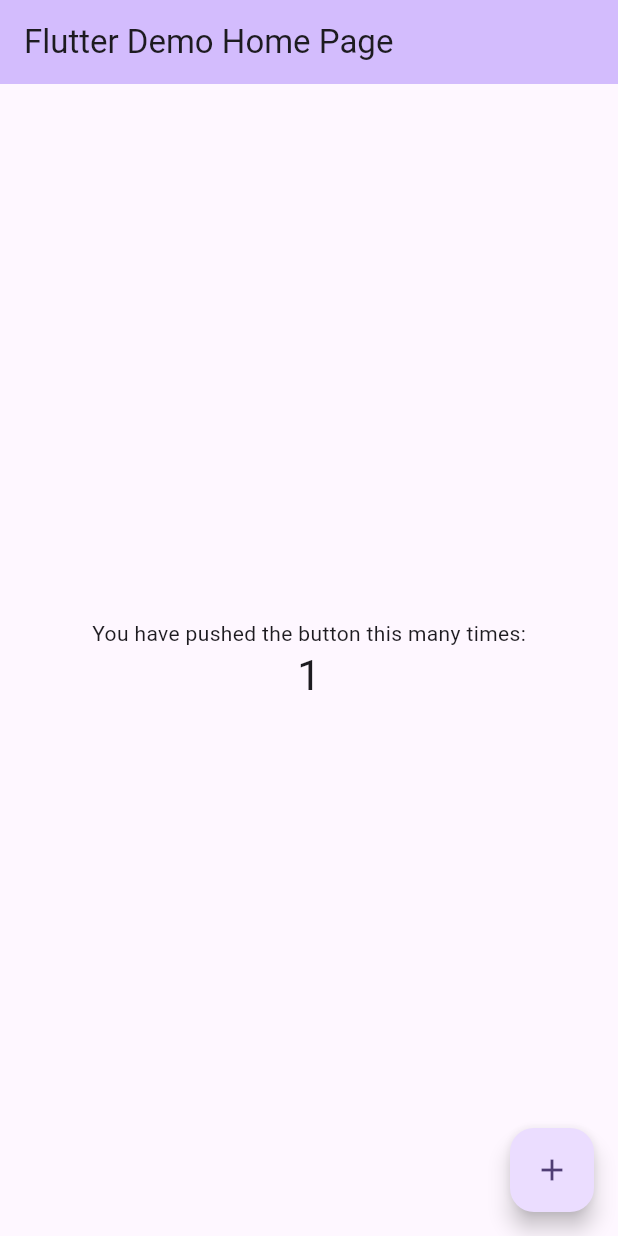
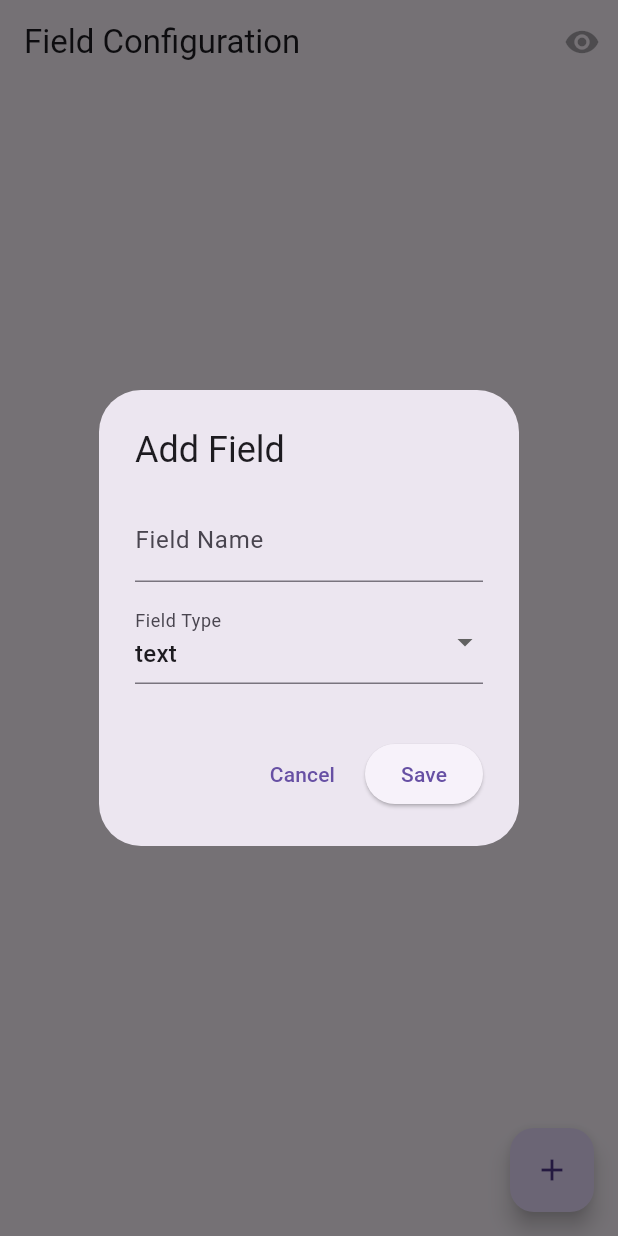
Before and after one commit to HazemHamdy7/Dynamic-Form, a Flutter app: the screen it shows after launch, after a tap on the "add" icon, on a phone screen of 412 x 824 dp. Run offline on Flutter 3.47's test engine with Material 3 defaults, Android fonts, the phone set to English and light mode, and no system bars; our stand-ins replace flutter_bloc.

Commit message:
Refactor form builder and implement dynamic form with field configuration

```diff
--- a/lib/cubit/form_builder_state.dart
+++ /dev/null
@@ -1,15 +0,0 @@
-import 'package:dynamic_form/model/field_model.dart';
-import 'package:equatable/equatable.dart';
-
-class FormBuilderState extends Equatable {
-  final List<FieldModel> fields;
-
-  const FormBuilderState({this.fields = const []});
-
-  FormBuilderState copyWith({List<FieldModel>? fields}) {
-    return FormBuilderState(fields: fields ?? this.fields);
-  }
-
-  @override
-  List<Object?> get props => [fields];
-}
--- /dev/null
+++ b/lib/data/model/factory_model.dart
@@ -0,0 +1,19 @@
+import 'package:dynamic_form/data/model/field_model.dart';
+
+class FieldFactory {
+  static FieldModel create(
+    FieldType type, {
+    String? id,
+    required String label,
+    List<String>? options,
+  }) {
+    switch (type) {
+      case FieldType.text:
+        return TextFieldModel(id: id, label: label);
+      case FieldType.dropdown:
+        return DropdownFieldModel(id: id, label: label, options: options!);
+      case FieldType.radio:
+        return RadioFieldModel(id: id, label: label, options: options!);
+    }
+  }
+}
--- /dev/null
+++ b/lib/data/model/field_model.dart
@@ -0,0 +1,48 @@
+import 'package:uuid/uuid.dart';
+
+enum FieldType { text, dropdown, radio }
+
+abstract class FieldModel {
+  final String id;
+  String label;
+  final FieldType type;
+
+  FieldModel({String? id, required this.label, required this.type})
+    : id = id ?? const Uuid().v4();
+
+  Map<String, dynamic> toMap();
+}
+
+class TextFieldModel extends FieldModel {
+  TextFieldModel({super.id, required super.label})
+    : super(type: FieldType.text);
+
+  @override
+  Map<String, dynamic> toMap() {
+    return {'id': id, 'label': label, 'type': 'text'};
+  }
+}
+
+class DropdownFieldModel extends FieldModel {
+  List<String> options;
+
+  DropdownFieldModel({super.id, required super.label, required this.options})
+    : super(type: FieldType.dropdown);
+
+  @override
+  Map<String, dynamic> toMap() {
+    return {'id': id, 'label': label, 'type': 'dropdown', 'options': options};
+  }
+}
+
+class RadioFieldModel extends FieldModel {
+  List<String> options;
+
+  RadioFieldModel({super.id, required super.label, required this.options})
+    : super(type: FieldType.radio);
+
+  @override
+  Map<String, dynamic> toMap() {
+    return {'id': id, 'label': label, 'type': 'radio', 'options': options};
+  }
+}
--- a/lib/main.dart
+++ b/lib/main.dart
@@ -1,4 +1,7 @@
+import 'package:dynamic_form/presentation/cubit/form_cubit.dart';
+import 'package:dynamic_form/presentation/screens/field_config_screen.dart';
 import 'package:flutter/material.dart';
+import 'package:flutter_bloc/flutter_bloc.dart';
 
 void main() {
   runApp(const MyApp());
@@ -7,110 +10,16 @@ void main() {
 class MyApp extends StatelessWidget {
   const MyApp({super.key});
 
-  // This widget is the root of your application.
   @override
   Widget build(BuildContext context) {
-    return MaterialApp(
-      title: 'Flutter Demo',
-      theme: ThemeData(
-        // This is the theme of your application.
-        //
-        // TRY THIS: Try running your application with "flutter run". You'll see
-        // the application has a purple toolbar. Then, without quitting the app,
-        // try changing the seedColor in the colorScheme below to Colors.green
-         // restart instead.
-        //
-        // This works for code too, not just values: Most code changes can be
-        // tested with just a hot reload.
-        colorScheme: ColorScheme.fromSeed(seedColor: Colors.deepPurple),
+    return BlocProvider(
+      create: (context) => FormCubit(),
+      child: MaterialApp(
+        title: 'Dynamic Form Builder',
+        theme: ThemeData(primarySwatch: Colors.deepPurple, useMaterial3: true),
+        debugShowCheckedModeBanner: false,
+        home: const FieldConfigScreen(),
       ),
-      home: const MyHomePage(title: 'Flutter Demo Home Page'),
     );
   }
 }
-
-class MyHomePage extends StatefulWidget {
-  const MyHomePage({super.key, required this.title});
-
-  // This widget is the home page of your application. It is stateful, meaning
-  // that it has a State object (defined below) that contains fields that affect
-  // how it looks.
-
-  // This class is the configuration for the state. It holds the values (in this
-  // case the title) provided by the parent (in this case the App widget) and
-  // used by the build method of the State. Fields in a Widget subclass are
-  // always marked "final".
-
-  final String title;
-
-  @override
-  State<MyHomePage> createState() => _MyHomePageState();
-}
-
-class _MyHomePageState extends State<MyHomePage> {
-  int _counter = 0;
-
-  void _incrementCounter() {
-    setState(() {
-      // This call to setState tells the Flutter framework that something has
-      // changed in this State, which causes it to rerun the build method below
-      // so that the display can reflect the updated values. If we changed
-      // _counter without calling setState(), then the build method would not be
-      // called again, and so nothing would appear to happen.
-      _counter++;
-    });
-  }
-
-  @override
-  Widget build(BuildContext context) {
-    // This method is rerun every time setState is called, for instance as done
-    // by the _incrementCounter method above.
-    //
-    // The Flutter framework has been optimized to make rerunning build methods
-    // fast, so that you can just rebuild anything that needs updating rather
-    // than having to individually change instances of widgets.
-    return Scaffold(
-      appBar: AppBar(
-        // TRY THIS: Try changing the color here to a specific color (to
-        // Colors.amber, perhaps?) and trigger a hot reload to see the AppBar
-        // change color while the other colors stay the same.
-        backgroundColor: Theme.of(context).colorScheme.inversePrimary,
-        // Here we take the value from the MyHomePage object that was created by
-        // the App.build method, and use it to set our appbar title.
-        title: Text(widget.title),
-      ),
-      body: Center(
-        // Center is a layout widget. It takes a single child and positions it
-        // in the middle of the parent.
-        child: Column(
-          // Column is also a layout widget. It takes a list of children and
-          // arranges them vertically. By default, it sizes itself to fit its
-          // children horizontally, and tries to be as tall as its parent.
-          //
-          // Column has various properties to control how it sizes itself and
-          // how it positions its children. Here we use mainAxisAlignment to
-          // center the children vertically; the main axis here is the vertical
-          // axis because Columns are vertical (the cross axis would be
-          // horizontal).
-          //
-          // TRY THIS: Invoke "debug painting" (choose the "Toggle Debug Paint"
-          // action in the IDE, or press "p" in the console), to see the
-          // wireframe for each widget.
-          mainAxisAlignment: MainAxisAlignment.center,
-          children: <Widget>[
-            const Text('You have pushed the button this many times:'),
-            Text(
-              '$_counter',
-              style: Theme.of(context).textTheme.headlineMedium,
-            ),
-          ],
-        ),
-      ),
-      floatingActionButton: FloatingActionButton(
-        onPressed: _incrementCounter,
-        tooltip: 'Increment',
-        child: const Icon(Icons.add),
-      ), // This trailing comma makes auto-formatting nicer for build methods.
-    );
-  }
-}
--- a/lib/model/field_model.dart
+++ /dev/null
@@ -1,36 +0,0 @@
-import 'package:equatable/equatable.dart';
-
-enum FieldType { text, dropdown }
-
-class FieldModel extends Equatable {
-  final String id;
-
-  final String name;
-
-  final FieldType type;
-
-  final List<String> options;
-
-  FieldModel({
-    required this.id,
-    required this.name,
-    required this.type,
-    List<String>? options,
-  }) : options = options ?? [];
-  FieldModel copyWith({
-    String? id,
-    String? name,
-    FieldType? type,
-    List<String>? options,
-  }) {
-    return FieldModel(
-      id: id ?? this.id,
-      name: name ?? this.name,
-      type: type ?? this.type,
-      options: options ?? this.options,
-    );
-  }
-
-  @override
-  List<Object?> get props => [id, name, type, options];
-}
--- /dev/null
+++ b/lib/presentation/cubit/form_cubit.dart
@@ -0,0 +1,41 @@
+import 'package:flutter_bloc/flutter_bloc.dart';
+import 'package:dynamic_form/data/model/field_model.dart';
+import 'package:dynamic_form/presentation/cubit/form_state.dart';
+
+class FormCubit extends Cubit<DynamicFormState> {
+  FormCubit() : super(DynamicFormState(fields: []));
+
+  void addField(FieldModel field) {
+    final fields = List<FieldModel>.from(state.fields)..add(field);
+    emit(state.copyWith(fields: fields));
+    // emit(state.copyWith(fields: [...state.fields, field]));
+  }
+
+  void removeField(String id) {
+    final fields = state.fields.where((element) => element.id != id).toList();
+    emit(state.copyWith(fields: fields));
+
+    // emit(
+    //   state.copyWith(
+    //     fields: state.fields.where((element) => element != field).toList()
+    //   ),
+    // );
+  }
+
+  void updateField(FieldModel updatedField) {
+    final fields = state.fields
+        .map((field) => field.id == updatedField.id ? updatedField : field)
+        .toList();
+
+    emit(state.copyWith(fields: fields));
+    // emit(
+    //   state.copyWith(
+    //     fields: state.fields.map((e) => e == updatedField ? updatedField : e).toList(),
+    //   ),
+    // );
+  }
+
+  void clearForm() {
+    emit(state.copyWith(fields: []));
+  }
+}
--- /dev/null
+++ b/lib/presentation/cubit/form_state.dart
@@ -0,0 +1,11 @@
+import 'package:dynamic_form/data/model/field_model.dart';
+
+class DynamicFormState {
+  final List<FieldModel> fields;
+
+  DynamicFormState({required this.fields});
+
+  DynamicFormState copyWith({List<FieldModel>? fields}) {
+    return DynamicFormState(fields: fields ?? this.fields);
+  }
+}
--- /dev/null
+++ b/lib/presentation/screens/add_field_dialog.dart
@@ -0,0 +1,142 @@
+import 'package:flutter/material.dart';
+import 'package:dynamic_form/data/model/field_model.dart';
+import 'package:dynamic_form/data/model/factory_model.dart';
+
+class AddFieldDialog extends StatefulWidget {
+  final FieldModel? editField;
+  const AddFieldDialog({super.key, this.editField});
+
+  @override
+  State<AddFieldDialog> createState() => _AddFieldDialogState();
+}
+
+class _AddFieldDialogState extends State<AddFieldDialog> {
+  late TextEditingController labelController;
+  FieldType selectedType = FieldType.text;
+
+  List<TextEditingController> optionControllers = [];
+
+  @override
+  void initState() {
+    super.initState();
+
+    labelController = TextEditingController(
+      text: widget.editField?.label ?? "",
+    );
+
+    if (widget.editField != null) {
+      selectedType = widget.editField!.type;
+
+      if (widget.editField is DropdownFieldModel) {
+        optionControllers = (widget.editField as DropdownFieldModel)
+            .options
+            .map((o) => TextEditingController(text: o))
+            .toList();
+      } else if (widget.editField is RadioFieldModel) {
+        optionControllers = (widget.editField as RadioFieldModel)
+            .options
+            .map((o) => TextEditingController(text: o))
+            .toList();
+      }
+    }
+  }
+
+  @override
+  Widget build(BuildContext context) {
+    return AlertDialog(
+      title: Text(widget.editField == null ? "Add Field" : "Edit Field"),
+
+      content: SingleChildScrollView(
+        child: Column(
+          mainAxisSize: MainAxisSize.min,
+          children: [
+            // field name
+            TextField(
+              controller: labelController,
+              decoration: const InputDecoration(
+                labelText: "Field Name",
+              ),
+            ),
+            const SizedBox(height: 12),
+
+            // field type
+            DropdownButtonFormField<FieldType>(
+              value: selectedType,
+              items: FieldType.values.map((t) {
+                return DropdownMenuItem(
+                  value: t,
+                  child: Text(t.toString().split(".").last),
+                );
+              }).toList(),
+              onChanged: (v) {
+                setState(() => selectedType = v!);
+              },
+              decoration: const InputDecoration(labelText: "Field Type"),
+            ),
+
+            const SizedBox(height: 12),
+
+            // options section
+            if (selectedType != FieldType.text)
+              Column(
+                children: [
+                  ...optionControllers.map(
+                    (controller) => Padding(
+                      padding: const EdgeInsets.only(bottom: 8),
+                      child: TextField(
+                        controller: controller,
+                        decoration: InputDecoration(
+                          labelText: "Option",
+                          suffixIcon: IconButton(
+                            icon: const Icon(Icons.close),
+                            onPressed: () {
+                              setState(() {
+                                optionControllers.remove(controller);
+                              });
+                            },
+                          ),
+                        ),
+                      ),
+                    ),
+                  ),
+
+                  TextButton(
+                    onPressed: () {
+                      setState(() {
+                        optionControllers.add(TextEditingController());
+                      });
+                    },
+                    child: const Text("Add Option"),
+                  )
+                ],
+              ),
+          ],
+        ),
+      ),
+
+      actions: [
+        TextButton(
+          child: const Text("Cancel"),
+          onPressed: () => Navigator.pop(context),
+        ),
+        ElevatedButton(
+          child: const Text("Save"),
+          onPressed: () {
+            final name = labelController.text.trim();
+            if (name.isEmpty) return;
+
+            final options = optionControllers
+                .map((c) => c.text.trim())
+                .where((o) => o.isNotEmpty)
+                .toList();
+
+            FieldModel field =
+                FieldFactory.create(selectedType, label: name, options: options);
+
+            Navigator.pop(context, field);
+          },
+        ),
+      ],
+    );
+  }
+}
--- /dev/null
+++ b/lib/presentation/screens/field_config_screen.dart
@@ -0,0 +1,60 @@
+import 'package:dynamic_form/presentation/widget/field_list_view.dart';
+import 'package:flutter/material.dart';
+import 'package:flutter_bloc/flutter_bloc.dart';
+
+import 'package:dynamic_form/presentation/cubit/form_cubit.dart';
+import 'package:dynamic_form/presentation/cubit/form_state.dart';
+
+import 'package:dynamic_form/data/model/field_model.dart';
+import 'package:dynamic_form/presentation/screens/add_field_dialog.dart';
+import 'dynamic_form_screen.dart';
+
+class FieldConfigScreen extends StatelessWidget {
+  const FieldConfigScreen({super.key});
+
+  @override
+  Widget build(BuildContext context) {
+    final cubit = context.read<FormCubit>();
+
+    return Scaffold(
+      appBar: AppBar(
+        title: const Text("Field Configuration"),
+        actions: [
+          BlocBuilder<FormCubit, DynamicFormState>(
+            builder: (context, state) {
+              return IconButton(
+                icon: const Icon(Icons.remove_red_eye),
+                onPressed: state.fields.isEmpty
+                    ? null
+                    : () {
+                        Navigator.push(
+                          context,
+                          MaterialPageRoute(
+                            builder: (_) => const DynamicFormScreen(),
+                          ),
+                        );
+                      },
+              );
+            },
+          ),
+        ],
+      ),
+
+      body: FieldListView(),
+
+      floatingActionButton: FloatingActionButton(
+        child: const Icon(Icons.add),
+        onPressed: () async {
+          final created = await showDialog<FieldModel?>(
+            context: context,
+            builder: (_) => const AddFieldDialog(),
+          );
+
+          if (created != null) {
+            cubit.addField(created);
+          }
+        },
+      ),
+    );
+  }
+}
--- /dev/null
+++ b/lib/presentation/widget/field_item_tile.dart
@@ -0,0 +1,21 @@
+import 'package:flutter/material.dart';
+import 'package:dynamic_form/data/model/field_model.dart';
+import 'field_actions.dart';
+
+class FieldItemTile extends StatelessWidget {
+  final FieldModel field;
+
+  const FieldItemTile({super.key, required this.field});
+
+  @override
+  Widget build(BuildContext context) {
+    return ListTile(
+      title: Text(
+        field.label,
+        style: const TextStyle(fontSize: 16),
+      ),
+      subtitle: Text(field.type.toString().split(".").last),
+      trailing: FieldActions(field: field),
+    );
+  }
+}
--- /dev/null
+++ b/lib/presentation/widget/field_list_view.dart
@@ -0,0 +1,34 @@
+import 'package:flutter/material.dart';
+import 'package:flutter_bloc/flutter_bloc.dart';
+
+import 'package:dynamic_form/presentation/cubit/form_cubit.dart';
+import 'package:dynamic_form/presentation/cubit/form_state.dart';
+import 'field_item_tile.dart';
+
+class FieldListView extends StatelessWidget {
+  @override
+  Widget build(BuildContext context) {
+    return BlocBuilder<FormCubit, DynamicFormState>(
+      builder: (context, state) {
+        if (state.fields.isEmpty) {
+          return const Center(
+            child: Text(
+              "No fields yet.\nTap the + button to add.",
+              textAlign: TextAlign.center,
+              style: TextStyle(fontSize: 16),
+            ),
+          );
+        }
+
+        return ListView.separated(
+          padding: const EdgeInsets.all(12),
+          itemCount: state.fields.length,
+          separatorBuilder: (_, __) => const Divider(),
+          itemBuilder: (context, index) {
+            return FieldItemTile(field: state.fields[index]);
+          },
+        );
+      },
+    );
+  }
+}
```
Also changed, not shown: lib/cubit/form_builder_cubit.dart (deleted, +0 -55 lines), lib/presentation/screens/dynamic_form_screen.dart (added, +84 -0 lines), lib/presentation/widget/field_actions.dart (added, +41 -0 lines).
